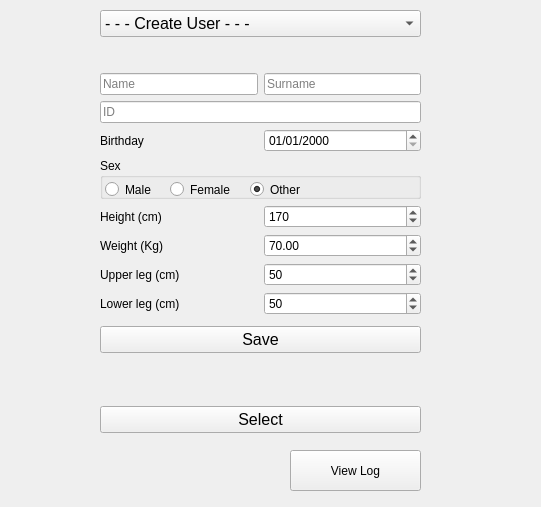
cristianbass01/GUI_robotic_exoskeleton, file src/gui_pkg/include/gui_pkg/select_user_form.ui: the form before one commit.
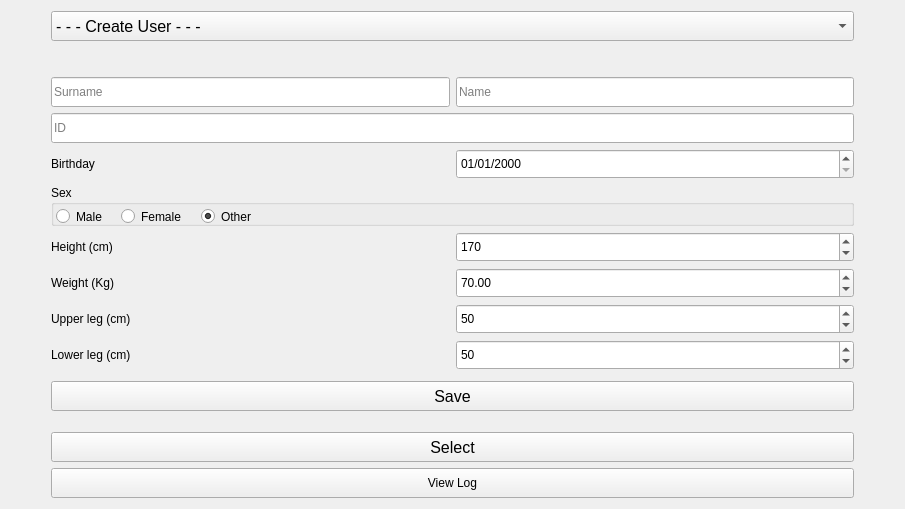
The form after the commit.

Commit message: Piccole modifiche UI SelectUser e logView

```diff
--- a/src/gui_pkg/include/gui_pkg/select_user_form.ui
+++ b/src/gui_pkg/include/gui_pkg/select_user_form.ui
@@ -6,147 +6,75 @@
    <rect>
     <x>0</x>
     <y>0</y>
-    <width>541</width>
-    <height>507</height>
+    <width>905</width>
+    <height>509</height>
    </rect>
   </property>
   <property name="windowTitle">
    <string>Form</string>
   </property>
-  <widget class="QWidget" name="gridLayoutWidget">
-   <property name="geometry">
-    <rect>
-     <x>100</x>
-     <y>10</y>
-     <width>321</width>
-     <height>423</height>
-    </rect>
-   </property>
+  <layout class="QHBoxLayout" name="horizontalLayout">
+   <item>
+    <spacer name="horizontalSpacer">
+     <property name="orientation">
+      <enum>Qt::Horizontal</enum>
+     </property>
+     <property name="sizeType">
+      <enum>QSizePolicy::Preferred</enum>
+     </property>
+     <property name="sizeHint" stdset="0">
+      <size>
+       <width>40</width>
+       <height>20</height>
+      </size>
+     </property>
+    </spacer>
+   </item>
+   <item>
    <layout class="QGridLayout" name="gridLayout">
     <property name="leftMargin">
      <number>0</number>
     </property>
-    <item row="0" column="0" colspan="2">
-     <widget class="QComboBox" name="CB_selectUser">
+     <item row="17" column="0" colspan="2">
+      <widget class="QPushButton" name="BT_selectUser">
+       <property name="minimumSize">
+        <size>
+         <width>0</width>
+         <height>30</height>
+        </size>
+       </property>
       <property name="font">
        <font>
         <pointsize>12</pointsize>
        </font>
       </property>
-      <item>
        <property name="text">
-        <string>- - - Create User - - -</string>
+        <string>Select</string>
        </property>
-      </item>
-     </widget>
-    </item>
-    <item row="15" column="0" colspan="2">
-     <spacer name="verticalSpacer_3">
-      <property name="orientation">
-       <enum>Qt::Vertical</enum>
-      </property>
-      <property name="sizeType">
-       <enum>QSizePolicy::Expanding</enum>
-      </property>
-      <property name="sizeHint" stdset="0">
-       <size>
-        <width>20</width>
-        <height>10</height>
-       </size>
-      </property>
-     </spacer>
-    </item>
-    <item row="10" column="1">
-     <widget class="QSpinBox" name="NB_lowerLeg">
-      <property name="readOnly">
-       <bool>false</bool>
-      </property>
-      <property name="maximum">
-       <number>300</number>
-      </property>
-      <property name="value">
-       <number>50</number>
-      </property>
-     </widget>
-    </item>
-    <item row="4" column="1">
-     <widget class="QDateEdit" name="DE_birthday">
-      <property name="readOnly">
-       <bool>false</bool>
-      </property>
-      <property name="minimumDate">
-       <date>
-        <year>1900</year>
-        <month>1</month>
-        <day>1</day>
-       </date>
-      </property>
-      <property name="displayFormat">
-       <string>dd/MM/yyyy</string>
-      </property>
-     </widget>
-    </item>
-    <item row="1" column="0" colspan="2">
-     <spacer name="verticalSpacer">
-      <property name="orientation">
-       <enum>Qt::Vertical</enum>
-      </property>
-      <property name="sizeType">
-       <enum>QSizePolicy::Fixed</enum>
-      </property>
-      <property name="sizeHint" stdset="0">
-       <size>
-        <width>20</width>
-        <height>30</height>
-       </size>
-      </property>
-     </spacer>
-    </item>
+      </widget>
+     </item>
+     <item row="5" column="0">
+      <widget class="QLabel" name="LB_birthday">
+       <property name="text">
+        <string>Birthday</string>
+       </property>
+      </widget>
+     </item>
     <item row="10" column="0">
-     <widget class="QLabel" name="LB_lowerLeg">
+      <widget class="QLabel" name="LB_upperLeg">
       <property name="text">
-       <string>Lower leg (cm)</string>
+        <string>Upper leg (cm)</string>
       </property>
      </widget>
     </item>
-    <item row="7" column="0">
-     <widget class="QLabel" name="LB_height">
-      <property name="text">
-       <string>Height (cm)</string>
-      </property>
-     </widget>
-    </item>
-    <item row="9" column="1">
-     <widget class="QSpinBox" name="NB_upperLeg">
-      <property name="readOnly">
-       <bool>false</bool>
-      </property>
-      <property name="maximum">
-       <number>300</number>
-      </property>
-      <property name="value">
-       <number>50</number>
-      </property>
-     </widget>
-    </item>
-    <item row="13" column="0" colspan="2">
-     <spacer name="verticalSpacer_2">
-      <property name="orientation">
-       <enum>Qt::Vertical</enum>
-      </property>
-      <property name="sizeType">
-       <enum>QSizePolicy::Fixed</enum>
-      </property>
-      <property name="sizeHint" stdset="0">
-       <size>
-        <width>20</width>
-        <height>5</height>
-       </size>
-      </property>
-     </spacer>
-    </item>
-    <item row="3" column="0" colspan="2">
+     <item row="4" column="0" colspan="2">
      <widget class="QLineEdit" name="TB_id">
+       <property name="minimumSize">
+        <size>
+         <width>0</width>
+         <height>30</height>
+        </size>
+       </property>
       <property name="maxLength">
        <number>16</number>
       </property>
@@ -158,104 +86,7 @@
       </property>
      </widget>
     </item>
-    <item row="8" column="0">
-     <widget class="QLabel" name="LB_weight">
-      <property name="text">
-       <string>Weight (Kg)</string>
-      </property>
-     </widget>
-    </item>
-    <item row="14" column="0" colspan="2">
-     <widget class="QPushButton" name="BT_create">
-      <property name="font">
-       <font>
-        <pointsize>12</pointsize>
-       </font>
-      </property>
-      <property name="text">
-       <string>Save</string>
-      </property>
-     </widget>
-    </item>
-    <item row="9" column="0">
-     <widget class="QLabel" name="LB_upperLeg">
-      <property name="text">
-       <string>Upper leg (cm)</string>
-      </property>
-     </widget>
-    </item>
-    <item row="8" column="1">
-     <widget class="QDoubleSpinBox" name="NB_weight">
-      <property name="readOnly">
-       <bool>false</bool>
-      </property>
-      <property name="maximum">
-       <double>500.000000000000000</double>
-      </property>
-      <property name="singleStep">
-       <double>5.000000000000000</double>
-      </property>
-      <property name="value">
-       <double>70.000000000000000</double>
-      </property>
-     </widget>
-    </item>
-    <item row="2" column="1">
-     <widget class="QLineEdit" name="TB_surname">
-      <property name="readOnly">
-       <bool>true</bool>
-      </property>
-      <property name="placeholderText">
-       <string>Surname</string>
-      </property>
-     </widget>
-    </item>
-    <item row="7" column="1">
-     <widget class="QSpinBox" name="NB_height">
-      <property name="readOnly">
-       <bool>false</bool>
-      </property>
-      <property name="specialValueText">
-       <string>Ciao</string>
-      </property>
-      <property name="maximum">
-       <number>300</number>
-      </property>
-      <property name="value">
-       <number>170</number>
-      </property>
-     </widget>
-    </item>
-    <item row="4" column="0">
-     <widget class="QLabel" name="LB_birthday">
-      <property name="text">
-       <string>Birthday</string>
-      </property>
-     </widget>
-    </item>
-    <item row="2" column="0">
-     <widget class="QLineEdit" name="TB_name">
-      <property name="readOnly">
-       <bool>true</bool>
-      </property>
-      <property name="placeholderText">
-       <string>Name</string>
-      </property>
-     </widget>
-    </item>
-    <item row="16" column="0" colspan="2">
-     <widget class="QPushButton" name="BT_selectUser">
-      <property name="font">
-       <font>
-        <pointsize>12</pointsize>
-       </font>
-      </property>
-      <property name="text">
-       <string>Select</string>
-      </property>
-     </widget>
-    </item>
-    <item row="6" column="0" colspan="2">
+     <item row="7" column="0" colspan="2">
      <widget class="QGroupBox" name="GB_gender">
       <property name="enabled">
        <bool>true</bool>
@@ -337,21 +168,282 @@
       </widget>
      </widget>
     </item>
-   </layout>
-  </widget>
+     <item row="2" column="1">
+      <widget class="QLineEdit" name="TB_name">
+       <property name="minimumSize">
+        <size>
+         <width>0</width>
+         <height>30</height>
+        </size>
+       </property>
+       <property name="readOnly">
+        <bool>true</bool>
+       </property>
+       <property name="placeholderText">
+        <string>Name</string>
+       </property>
+      </widget>
+     </item>
+     <item row="11" column="1">
+      <widget class="QSpinBox" name="NB_lowerLeg">
+       <property name="minimumSize">
+        <size>
+         <width>0</width>
+         <height>30</height>
+        </size>
+       </property>
+       <property name="readOnly">
+        <bool>false</bool>
+       </property>
+       <property name="maximum">
+        <number>300</number>
+       </property>
+       <property name="value">
+        <number>50</number>
+       </property>
+      </widget>
+     </item>
+     <item row="2" column="0">
+      <widget class="QLineEdit" name="TB_surname">
+       <property name="minimumSize">
+        <size>
+         <width>0</width>
+         <height>30</height>
+        </size>
+       </property>
+       <property name="readOnly">
+        <bool>true</bool>
+       </property>
+       <property name="placeholderText">
+        <string>Surname</string>
+       </property>
+      </widget>
+     </item>
+     <item row="9" column="1">
+      <widget class="QDoubleSpinBox" name="NB_weight">
+       <property name="minimumSize">
+        <size>
+         <width>0</width>
+         <height>30</height>
+        </size>
+       </property>
+       <property name="readOnly">
+        <bool>false</bool>
+       </property>
+       <property name="maximum">
+        <double>500.000000000000000</double>
+       </property>
+       <property name="singleStep">
+        <double>5.000000000000000</double>
+       </property>
+       <property name="value">
+        <double>70.000000000000000</double>
+       </property>
+      </widget>
+     </item>
+     <item row="11" column="0">
+      <widget class="QLabel" name="LB_lowerLeg">
+       <property name="text">
+        <string>Lower leg (cm)</string>
+       </property>
+      </widget>
+     </item>
+     <item row="5" column="1">
+      <widget class="QDateEdit" name="DE_birthday">
+       <property name="minimumSize">
+        <size>
+         <width>0</width>
+         <height>30</height>
+        </size>
+       </property>
+       <property name="readOnly">
+        <bool>false</bool>
+       </property>
+       <property name="minimumDate">
+        <date>
+         <year>1900</year>
+         <month>1</month>
+         <day>1</day>
+        </date>
+       </property>
+       <property name="displayFormat">
+        <string>dd/MM/yyyy</string>
+       </property>
+      </widget>
+     </item>
+     <item row="9" column="0">
+      <widget class="QLabel" name="LB_weight">
+       <property name="text">
+        <string>Weight (Kg)</string>
+       </property>
+      </widget>
+     </item>
+     <item row="16" column="0" colspan="2">
+      <spacer name="verticalSpacer_3">
+       <property name="orientation">
+        <enum>Qt::Vertical</enum>
+       </property>
+       <property name="sizeType">
+        <enum>QSizePolicy::Expanding</enum>
+       </property>
+       <property name="sizeHint" stdset="0">
+        <size>
+         <width>20</width>
+         <height>10</height>
+        </size>
+       </property>
+      </spacer>
+     </item>
+     <item row="10" column="1">
+      <widget class="QSpinBox" name="NB_upperLeg">
+       <property name="minimumSize">
+        <size>
+         <width>0</width>
+         <height>30</height>
+        </size>
+       </property>
+       <property name="readOnly">
+        <bool>false</bool>
+       </property>
+       <property name="maximum">
+        <number>300</number>
+       </property>
+       <property name="value">
+        <number>50</number>
+       </property>
+      </widget>
+     </item>
+     <item row="18" column="0" colspan="2">
   <widget class="QPushButton" name="BT_viewLog">
-   <property name="geometry">
-    <rect>
-     <x>290</x>
-     <y>450</y>
-     <width>131</width>
-     <height>41</height>
-    </rect>
+       <property name="minimumSize">
+        <size>
+         <width>0</width>
+         <height>30</height>
+        </size>
    </property>
    <property name="text">
     <string>View Log</string>
    </property>
   </widget>
+     </item>
+     <item row="1" column="0" colspan="2">
+      <spacer name="verticalSpacer">
+       <property name="orientation">
+        <enum>Qt::Vertical</enum>
+       </property>
+       <property name="sizeType">
+        <enum>QSizePolicy::Fixed</enum>
+       </property>
+       <property name="sizeHint" stdset="0">
+        <size>
+         <width>20</width>
+         <height>30</height>
+        </size>
+       </property>
+      </spacer>
+     </item>
+     <item row="8" column="0">
+      <widget class="QLabel" name="LB_height">
+       <property name="text">
+        <string>Height (cm)</string>
+       </property>
+      </widget>
+     </item>
+     <item row="15" column="0" colspan="2">
+      <widget class="QPushButton" name="BT_create">
+       <property name="minimumSize">
+        <size>
+         <width>0</width>
+         <height>30</height>
+        </size>
+       </property>
+       <property name="font">
+        <font>
+         <pointsize>12</pointsize>
+        </font>
+       </property>
+       <property name="text">
+        <string>Save</string>
+       </property>
+      </widget>
+     </item>
+     <item row="8" column="1">
+      <widget class="QSpinBox" name="NB_height">
+       <property name="minimumSize">
+        <size>
+         <width>0</width>
+         <height>30</height>
+        </size>
+       </property>
+       <property name="readOnly">
+        <bool>false</bool>
+       </property>
+       <property name="specialValueText">
+        <string>Ciao</string>
+       </property>
+       <property name="maximum">
+        <number>300</number>
+       </property>
+       <property name="value">
+        <number>170</number>
+       </property>
+      </widget>
+     </item>
+     <item row="0" column="0" colspan="2">
+      <widget class="QComboBox" name="CB_selectUser">
+       <property name="minimumSize">
+        <size>
+         <width>0</width>
+         <height>30</height>
+        </size>
+       </property>
+       <property name="font">
+        <font>
+         <pointsize>12</pointsize>
+        </font>
+       </property>
+       <item>
+        <property name="text">
+         <string>- - - Create User - - -</string>
+        </property>
+       </item>
+      </widget>
+     </item>
+     <item row="14" column="0" colspan="2">
+      <spacer name="verticalSpacer_2">
+       <property name="orientation">
+        <enum>Qt::Vertical</enum>
+       </property>
+       <property name="sizeType">
+        <enum>QSizePolicy::Fixed</enum>
+       </property>
+       <property name="sizeHint" stdset="0">
+        <size>
+         <width>20</width>
+         <height>5</height>
+        </size>
+       </property>
+      </spacer>
+     </item>
+    </layout>
+   </item>
+   <item>
+    <spacer name="horizontalSpacer_2">
+     <property name="orientation">
+      <enum>Qt::Horizontal</enum>
+     </property>
+     <property name="sizeType">
+      <enum>QSizePolicy::Preferred</enum>
+     </property>
+     <property name="sizeHint" stdset="0">
+      <size>
+       <width>40</width>
+       <height>20</height>
+      </size>
+     </property>
+    </spacer>
+   </item>
+  </layout>
  </widget>
  <tabstops>
   <tabstop>CB_selectUser</tabstop>
```
Left out of the diff: 4 changed lines with no effect on the pictures. Lines whose indentation alone changed are shown as unchanged. The commit also changes 7 other files.
